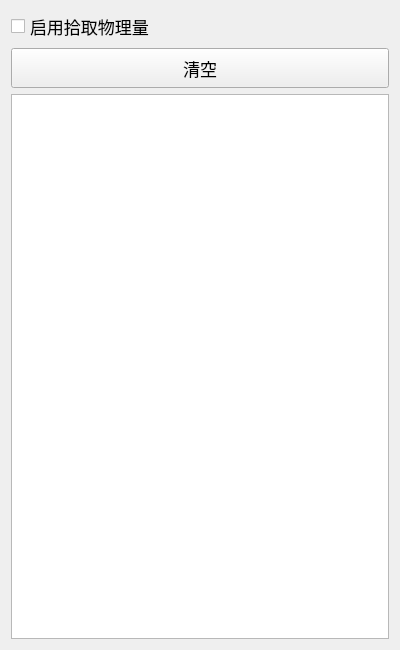
This is plugins/Base_PostProcessing/ProbeSettingsWidget.ui in asd977/base_cae as Qt 5 draws it before an edit. The edited form follows.
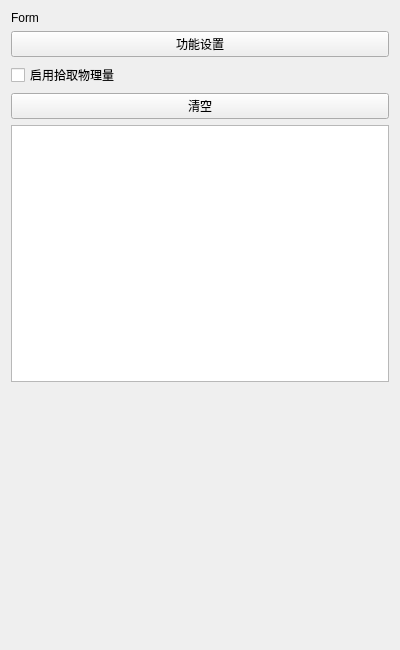
This is the edited form. Icons and pictures are not drawn.

Commit message: fix(ui): place verticalSpacer at page root layout end

```diff
--- a/plugins/Base_PostProcessing/ProbeSettingsWidget.ui
+++ b/plugins/Base_PostProcessing/ProbeSettingsWidget.ui
@@ -13,106 +13,22 @@
   <property name="windowTitle">
    <string>Form</string>
   </property>
-  <property name="styleSheet">
-   <string notr="true">QWidget{
-font-family: &quot;Microsoft YaHei&quot;, &quot;微软雅黑&quot;;
-}
-QPushButton {
-    font-size: 17px;
-    min-height: 32px;
-}
-QPushButton#pushButton {
-    background-color: rgb(224, 233, 244);
-    border-width: 1px;
-    border-color: rgb(121, 121, 121);
-    border-style: solid;
-    min-height: 33px;
-    border-top: 1px solid rgb(169, 169, 169);
-    border-bottom: 1px solid rgb(169, 169, 169);
-    border-left: none;
-    border-right: none;
-    text-align: left;
-    padding-left: 15px;
-    font-size: 17px;
-}
-QLabel {
-    font-size: 17px;
-    color: rgb(51, 51, 51);
-}
-QLabel#pageNameLabel {
-    font-size: 20px;
-    padding-left: 9px;
-    color: rgb(53, 103, 147);
-}
-QLineEdit, QTextEdit, QPlainTextEdit, QSpinBox, QDoubleSpinBox, QDateTimeEdit {
-    border: 1px solid rgb(200, 200, 200);
-    border-radius: 2px;
-    font-size: 17px;
-    min-height: 30px;
-}
-QLineEdit:focus, QTextEdit:focus, QPlainTextEdit:focus,
-QSpinBox:focus, QDoubleSpinBox:focus, QDateTimeEdit:focus {
-    border-color: rgb(100, 100, 255);
-    outline: none;
-}
-QComboBox {
-    font-size: 17px;
-    color: rgb(51, 51, 51);
-    padding-left: 6px;
-    background: rgb(240, 240, 240);
-    border: 1px solid rgb(169, 169, 169);
-    border-radius: 3px;
-    min-height: 30px;
-}
-QComboBox::drop-down {
-    subcontrol-origin: padding;
-    subcontrol-position: top right;
-    width: 20px;
-    background: rgb(240, 240, 240);
-    border-left: 1px solid rgb(190, 190, 190);
-}
-QComboBox::down-arrow {
-    image: url(:/resources/arrow_down_drawn.svg);
-    width: 12px;
-    height: 12px;
-}
-QSpinBox::up-button, QDoubleSpinBox::up-button {
-    subcontrol-origin: border;
-    subcontrol-position: top right;
-    width: 18px;
-    border-left: 1px solid rgb(190, 190, 190);
-    border-bottom: 1px solid rgb(210, 210, 210);
-    background: rgb(240, 240, 240);
-}
-QSpinBox::down-button, QDoubleSpinBox::down-button {
-    subcontrol-origin: border;
-    subcontrol-position: bottom right;
-    width: 18px;
-    border-left: 1px solid rgb(190, 190, 190);
-    background: rgb(240, 240, 240);
-}
-QSpinBox::up-arrow, QDoubleSpinBox::up-arrow {
-    image: url(:/resources/arrow_up_drawn.svg);
-    width: 10px;
-    height: 10px;
-}
-QSpinBox::down-arrow, QDoubleSpinBox::down-arrow {
-    image: url(:/resources/arrow_down_drawn.svg);
-    width: 10px;
-    height: 10px;
-}
-QRadioButton, QCheckBox, QGroupBox {
-    font-size: 17px;
-}
-QTableWidget, QTreeWidget, QListWidget {
-    font-size: 16px;
-    gridline-color: rgb(210, 210, 210);
-}
-
-</string>
-  </property>
   <layout class="QVBoxLayout" name="verticalLayout">
+      <item>
+    <widget class="QLabel" name="pageNameLabel">
+     <property name="text">
+      <string>Form</string>
+     </property>
+    </widget>
+   </item>
    <item>
+    <widget class="QPushButton" name="pushButton">
+     <property name="text">
+      <string>功能设置</string>
+     </property>
+    </widget>
+   </item>
+<item>
     <widget class="QCheckBox" name="enableProbeCheckBox">
      <property name="text">
       <string>启用拾取物理量</string>
@@ -129,7 +45,20 @@
    <item>
     <widget class="QTableWidget" name="probeTable"/>
    </item>
-  </layout>
+     <item>
+    <spacer name="verticalSpacer">
+     <property name="orientation">
+      <enum>Qt::Vertical</enum>
+     </property>
+     <property name="sizeHint" stdset="0">
+      <size>
+       <width>20</width>
+       <height>40</height>
+      </size>
+     </property>
+    </spacer>
+   </item>
+</layout>
  </widget>
  <resources/>
  <connections/>
```
Left out of the diff: 8 changed lines with no effect on the pictures. The commit also changes 45 other files.
